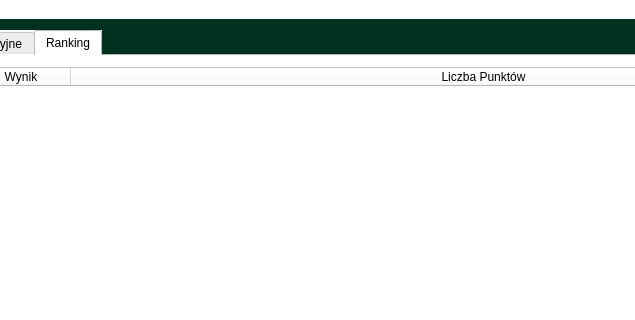
Before: the Qt Designer form Projekt/mainwindow.ui in Karoru19/Project, drawn with Qt 5; both pictures show x 323 to 958 and y 0 to 320 of the 1244 by 628 pixel window.
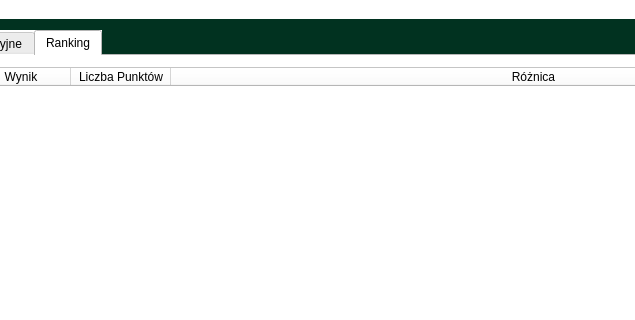
After: the same form once the commit is applied. The open tabs and pages were chosen to show the change. Icons and pictures are not drawn.

What changed in the file:
```diff
--- a/Projekt/mainwindow.ui
+++ b/Projekt/mainwindow.ui
@@ -417,6 +417,11 @@
             <string>Liczba Punktów</string>
            </property>
           </column>
+          <column>
+           <property name="text">
+            <string>Różnica</string>
+           </property>
+          </column>
          </widget>
         </item>
        </layout>
```
Left out of the diff: 12 changed lines with no effect on the pictures.
